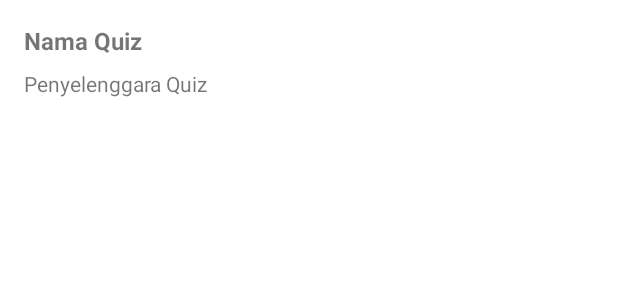
After one commit to Xavionic/GoQuiz, an Android app: the layout teacher_item_row_uncompleted_quiz.xml on its own in the app's theme, with its tools: preview values and no code run, on a phone screen of 412 x 824 dp. The commit adds this screen. Shown: the top 300 px of the screen. Run offline under Robolectric (Android 15) with nearby library versions, the phone set to English and light mode, and no system bars.

Commit message:
Create Teacher Uncompleted Quiz List View

```diff
--- /dev/null
+++ b/app/src/main/res/layout/teacher_item_row_uncompleted_quiz.xml
@@ -0,0 +1,29 @@
+<?xml version="1.0" encoding="utf-8"?>
+<LinearLayout xmlns:android="http://schemas.android.com/apk/res/android"
+    xmlns:tools="http://schemas.android.com/tools"
+    android:layout_width="match_parent"
+    android:layout_height="wrap_content"
+    android:orientation="horizontal"
+    android:padding="16dp">
+
+    <LinearLayout
+        android:layout_width="match_parent"
+        android:layout_height="wrap_content"
+        android:orientation="vertical">
+        <TextView
+            android:id="@+id/tv_item_name"
+            android:layout_width="match_parent"
+            android:layout_height="wrap_content"
+            android:layout_marginBottom="8dp"
+            android:textSize="16sp"
+            android:textStyle="bold"
+            tools:text="Nama Quiz" />
+        <TextView
+            android:id="@+id/tv_item_detail"
+            android:layout_width="match_parent"
+            android:layout_height="wrap_content"
+            android:ellipsize="end"
+            android:maxLines="2"
+            tools:text="Penyelenggara Quiz" />
+    </LinearLayout>
+</LinearLayout>
```
Also changed, not shown: app/src/main/java/com/example/goquiz/teacher/TeacherDetailQuiz.kt (added, +35 -0 lines), app/src/main/java/com/example/goquiz/teacher/TeacherListQuizAdapter.kt (added, +46 -0 lines), app/src/main/java/com/example/goquiz/teacher/TeacherMainMenuActivity.kt (+8 -0 lines), app/src/main/java/com/example/goquiz/teacher/TeacherUncompletedQuizListFragment.kt (added, +61 -0 lines), app/src/main/res/layout/teacher_fragment_uncompleted_quiz.xml (+15 -3 lines), app/src/main/res/layout/teacher_uncompleted_fragment_detail.xml (added, +27 -0 lines).
